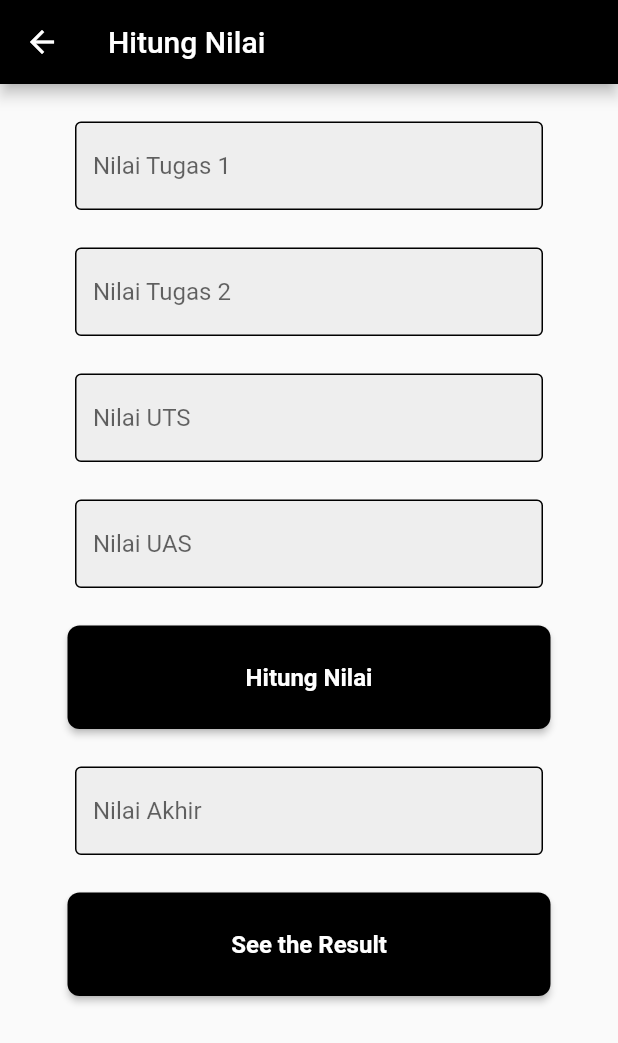
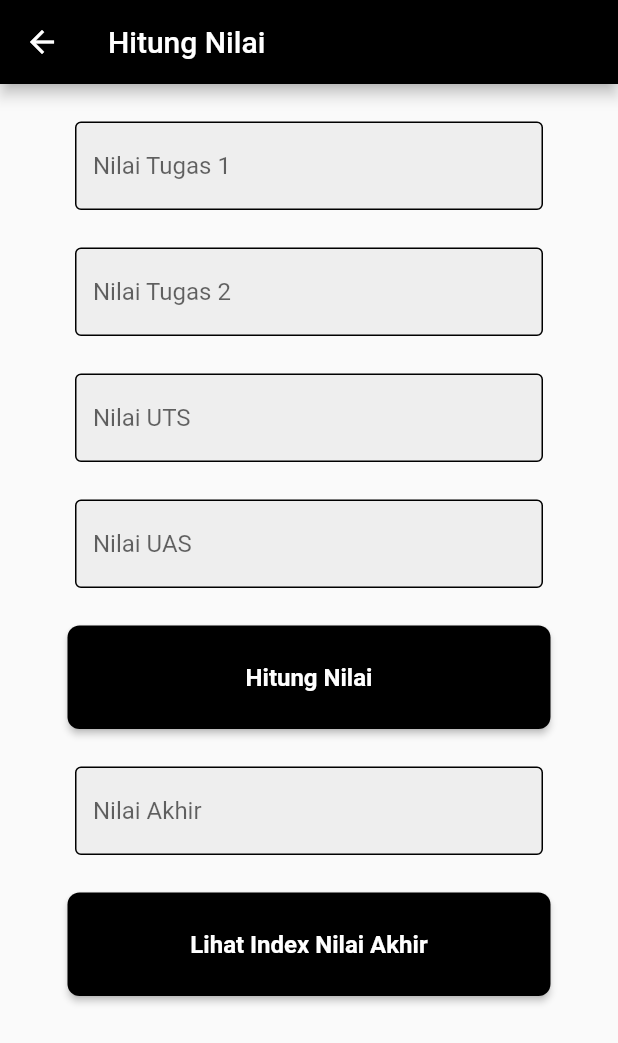
Before and after one commit to JustRizky02/Uts1_Mobile, a Flutter app: the Nilai screen opened directly, on a phone screen of 412 x 824 dp. Shown: the top 1043 px of the screen. Run offline on Flutter 3.47's test engine with Material 2 defaults, Android fonts, the phone set to English and light mode, and no system bars; our stand-ins replace curved_navigation_bar, page_transition.

Commit message:
nilai akhir2

```diff
--- a/lib/page/nilai.dart
+++ b/lib/page/nilai.dart
@@ -197,7 +197,7 @@ class _NilaiState extends State<Nilai> {
               ),
               child: const Center(
                 child: Text(
-                  'See the Result',
+                  'Lihat Index Nilai Akhir',
                   style: TextStyle(
                     color: Colors.white,
                     fontWeight: FontWeight.bold,
```
